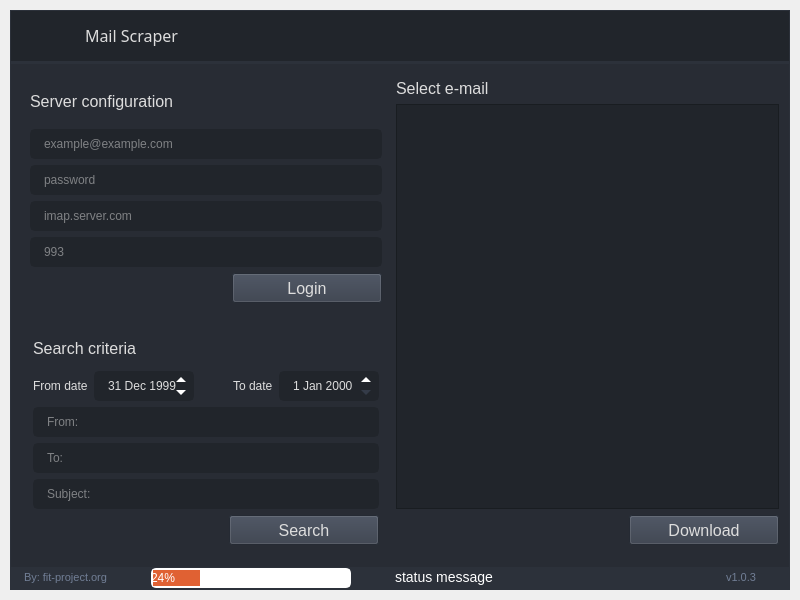
fit-project/fit, file ui/mail/mail.ui: the form before one commit.
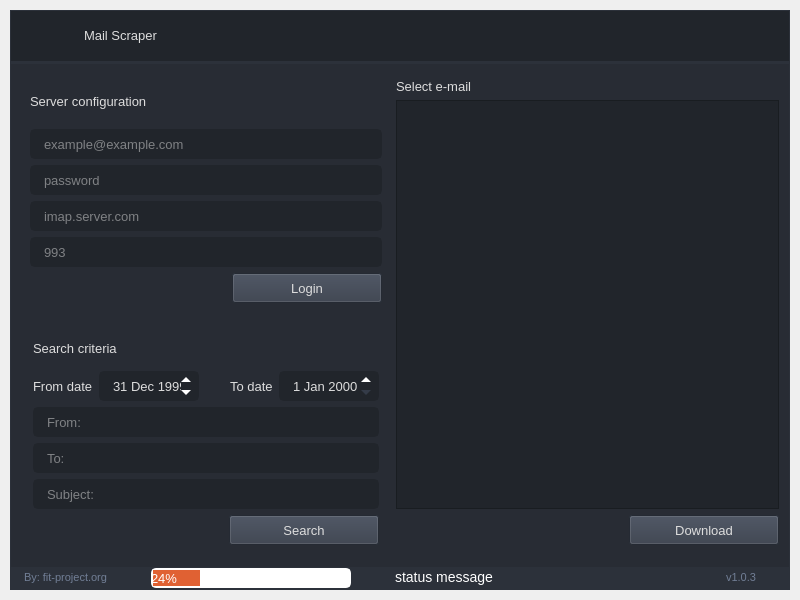
The form after the commit. Icons and pictures are not drawn.

```diff
--- a/ui/mail/mail.ui
+++ b/ui/mail/mail.ui
@@ -21,32 +21,15 @@
    <string>FIT Mail Scaper</string>
   </property>
   <widget class="QWidget" name="styleSheet">
-   <property name="font">
-    <font>
-     <family>Segoe UI</family>
-     <pointsize>12</pointsize>
-     <weight>50</weight>
-     <italic>false</italic>
-     <bold>false</bold>
-    </font>
-   </property>
    <property name="styleSheet">
     <string notr="true">
 
-/* /////////////////////////////////////////////////////////////////////////////////////////////////
-
-SET APP STYLESHEET - FULL STYLES HERE
-DARK THEME - DRACULA COLOR BASED
-
-///////////////////////////////////////////////////////////////////////////////////////////////// */
-
 QWidget{
 	color: rgb(221, 221, 221);
-	font: 12pt &quot;Segoe UI&quot;;
+	font: 13px;
 }
 
-/* /////////////////////////////////////////////////////////////////////////////////////////////////
-Tooltip */
+/* Tooltip */
 QToolTip {
 	color: #e06133;
 	background-color: rgba(33, 37, 43, 180);
@@ -61,74 +44,34 @@
 	margin: 0px;
 }
 
-/* /////////////////////////////////////////////////////////////////////////////////////////////////
-Bg App */
-#bgApp {	
+/* Bg App*/
+#bg_app {	
 	background-color: rgb(40, 44, 52);
 	border: 1px solid rgb(44, 49, 58);
 }
 
+/* Title Menu */
+#title_right_info { font: 13px; }
+#title_right_info { padding-left: 10px; }
 
-#titleLeftApp { font: 63 12pt &quot;Segoe UI Semibold&quot;; }
-#titleLeftDescription { font: 8pt &quot;Segoe UI&quot;; color: rgb(189, 147, 249); }
-#titleRightInfo { font: 63 12pt &quot;Segoe UI Semibold&quot;; padding-left: 10px; }
-
-/* Btn Close */
-#extraCloseColumnBtn { background-color: rgba(255, 255, 255, 0); border: none;  border-radius: 5px; }
-#extraCloseColumnBtn:hover { background-color: rgb(196, 161, 249); border-style: solid; border-radius: 4px; }
-#extraCloseColumnBtn:pressed { background-color: rgb(180, 141, 238); border-style: solid; border-radius: 4px; }
-
-/* /////////////////////////////////////////////////////////////////////////////////////////////////
-Content App */
-#contentTopBg{	
+/* Content App */
+#content_top_bg{	
 	background-color: rgb(33, 37, 43);
 }
-#contentBottom{
+#content_bottom{
 	border-top: 3px solid rgb(44, 49, 58);
 }
 
 /* Top Buttons */
-#rightButtons .QPushButton { background-color: rgba(255, 255, 255, 0); border: none;  border-radius: 5px; }
-#rightButtons .QPushButton:hover { background-color: rgb(44, 49, 57); border-style: solid; border-radius: 4px; }
-#rightButtons .QPushButton:pressed { background-color: rgb(23, 26, 30); border-style: solid; border-radius: 4px; }
+#right_buttons_container .QPushButton { background-color: rgba(255, 255, 255, 0); border: none;  border-radius: 5px; }
+#right_buttons_container .QPushButton:hover { background-color: rgb(44, 49, 57); border-style: solid; border-radius: 4px; }
+#right_buttons_container .QPushButton:pressed { background-color: rgb(23, 26, 30); border-style: solid; border-radius: 4px; }
 
-#loginButton .QPushButton {background-color: rgb(52, 59, 72); }
-#loginButton .QPushButton:hover { background-color: rgb(44, 49, 57);}
-#loginButton .QPushButton:pressed { background-color: rgb(44, 49, 57);}
-#loginButton .QPushButton:disabled {background-color: rgb(52, 59, 72); color: rgba(255, 255, 255, 10%) }
-
-#logoCaseButton{background-color: rgb(52, 59, 72); }
-#logoCaseButton:hover { background-color: rgb(44, 49, 57);}
-#logoCaseButton:pressed { background-color: rgb(44, 49, 57);}
-#logoCaseButton:disabled {background-color: rgb(52, 59, 72); color: rgba(255, 255, 255, 10%) }
-
-
-/* Theme Settings */
-#extraRightBox { background-color: rgb(44, 49, 58); }
-#themeSettingsTopDetail { background-color: rgb(189, 147, 249); }
 
 /* Bottom Bar */
-#bottomBar { background-color: rgb(44, 49, 58); }
-#bottomBar QLabel { font-size: 11px; color: rgb(113, 126, 149); padding-left: 10px; padding-right: 10px; padding-bottom: 2px; }
+#bottom_bar { background-color: rgb(44, 49, 58); }
+#bottom_bar QLabel { font-size: 11px; color: rgb(113, 126, 149); padding-left: 10px; padding-right: 10px; padding-bottom: 2px; }
 
-/* CONTENT SETTINGS */
-/* MENUS */
-#contentSettings .QPushButton {	
-	background-position: left center;
-    background-repeat: no-repeat;
-	border: none;
-	border-left: 22px solid transparent;
-	background-color:transparent;
-	text-align: left;
-	padding-left: 44px;
-}
-#contentSettings .QPushButton:hover {
-	background-color: rgb(40, 44, 52);
-}
-#contentSettings .QPushButton:pressed {	
-	background-color: rgb(189, 147, 249);
-	color: rgb(255, 255, 255);
-}
 
 #content .QLabel:disabled {color: rgba(255, 255, 255, 10%) }
 #content .QDateEdit:disabled {color: rgba(255, 255, 255, 10%) }
@@ -228,8 +171,7 @@
     border-top-color: rgb(52, 59, 72);
 }
 
-/* /////////////////////////////////////////////////////////////////////////////////////////////////
-LineEdit */
+/* LineEdit */
 QLineEdit {
 	background-color: rgb(33, 37, 43);
 	border-radius: 5px;
@@ -245,18 +187,15 @@
 	border: 2px solid rgb(91, 101, 124);
 }
 
-/* /////////////////////////////////////////////////////////////////////////////////////////////////
-QDateEdit */
-QDateEdit
-{
+/* QDateEdit */
+QDateEdit {
 	background-color: rgb(33, 37, 43);
 	border-radius: 5px;
 	border: 2px solid rgb(33, 37, 43);
 	padding-left: 10px;
 }
 
-/* /////////////////////////////////////////////////////////////////////////////////////////////////
-ScrollBars */
+/* ScrollBars */
 QScrollBar:horizontal {
     border: none;
     background: rgb(52, 59, 72);
@@ -287,12 +226,10 @@
     subcontrol-position: left;
     subcontrol-origin: margin;
 }
-QScrollBar::up-arrow:horizontal, QScrollBar::down-arrow:horizontal
-{
+QScrollBar::up-arrow:horizontal, QScrollBar::down-arrow:horizontal{
      background: none;
 }
-QScrollBar::add-page:horizontal, QScrollBar::sub-page:horizontal
-{
+QScrollBar::add-page:horizontal, QScrollBar::sub-page:horizontal{
      background: none;
 }
  QScrollBar:vertical {
@@ -333,8 +270,7 @@
      background: none;
  }
 
-/* /////////////////////////////////////////////////////////////////////////////////////////////////
-CheckBox */
+
 QTreeView::indicator {
     border: 3px solid rgb(52, 59, 72);
 	width: 15px;
@@ -356,8 +292,7 @@
     padding-bottom: 2px;
 }
 
-/* /////////////////////////////////////////////////////////////////////////////////////////////////
-RadioButton */
+/* RadioButton */
 QRadioButton::indicator {
     border: 3px solid rgb(52, 59, 72);
 	width: 15px;
@@ -373,8 +308,7 @@
 	border: 3px solid rgb(52, 59, 72);	
 }
 
-/* /////////////////////////////////////////////////////////////////////////////////////////////////
-ComboBox */
+/* ComboBox */
 QComboBox{
 	background-color: rgb(33, 37, 43);
 	border-radius: 5px;
@@ -411,89 +345,7 @@
      padding:10px;
 	selection-background-color: rgb(33, 37, 43);
 }
-
-/* /////////////////////////////////////////////////////////////////////////////////////////////////
-Sliders */
-QSlider::groove:horizontal {
-    border-radius: 5px;
-    height: 10px;
-	margin: 0px;
-	background-color: rgb(52, 59, 72);
-}
-QSlider::groove:horizontal:hover {
-	background-color: rgb(55, 62, 76);
-}
-QSlider::handle:horizontal {
-    background-color: rgb(189, 147, 249);
-    border: none;
-    height: 10px;
-    width: 10px;
-    margin: 0px;
-	border-radius: 5px;
-}
-QSlider::handle:horizontal:hover {
-    background-color: rgb(195, 155, 255);
-}
-QSlider::handle:horizontal:pressed {
-    background-color: rgb(255, 121, 198);
-}
-
-QSlider::groove:vertical {
-    border-radius: 5px;
-    width: 10px;
-    margin: 0px;
-	background-color: rgb(52, 59, 72);
-}
-QSlider::groove:vertical:hover {
-	background-color: rgb(55, 62, 76);
-}
-QSlider::handle:vertical {
-    background-color: rgb(189, 147, 249);
-	border: none;
-    height: 10px;
-    width: 10px;
-    margin: 0px;
-	border-radius: 5px;
-}
-QSlider::handle:vertical:hover {
-    background-color: rgb(195, 155, 255);
-}
-QSlider::handle:vertical:pressed {
-    background-color: rgb(255, 121, 198);
-}
-
-/* /////////////////////////////////////////////////////////////////////////////////////////////////
-CommandLinkButton */
-QCommandLinkButton {	
-	color: rgb(255, 121, 198);
-	border-radius: 5px;
-	padding: 5px;
-	color: rgb(255, 170, 255);
-}
-QCommandLinkButton:hover {	
-	color: rgb(255, 170, 255);
-	background-color: rgb(44, 49, 60);
-}
-QCommandLinkButton:pressed {	
-	color: rgb(189, 147, 249);
-	background-color: rgb(52, 58, 71);
-}
-
-/* /////////////////////////////////////////////////////////////////////////////////////////////////
-Button */
-#pagesContainer QPushButton {
-	border: 2px solid rgb(52, 59, 72);
-	border-radius: 5px;	
-	background-color: rgb(52, 59, 72);
-}
-#pagesContainer QPushButton:hover {
-	background-color: rgb(57, 65, 80);
-	border: 2px solid rgb(61, 70, 86);
-}
-#pagesContainer QPushButton:pressed {	
-	background-color: rgb(35, 40, 49);
-	border: 2px solid rgb(43, 50, 61);
-}</string>
+</string>
    </property>
    <layout class="QVBoxLayout" name="appMargins">
     <property name="spacing">
@@ -512,7 +364,7 @@
      <number>10</number>
     </property>
     <item>
-     <widget class="QFrame" name="bgApp">
+     <widget class="QFrame" name="bg_app">
       <property name="styleSheet">
        <string notr="true"/>
       </property>
@@ -539,7 +391,7 @@
         <number>0</number>
        </property>
        <item>
-        <widget class="QFrame" name="contentBox">
+        <widget class="QFrame" name="content_box">
          <property name="frameShape">
           <enum>QFrame::NoFrame</enum>
          </property>
@@ -563,7 +415,7 @@
            <number>0</number>
           </property>
           <item>
-           <widget class="QFrame" name="contentTopBg">
+           <widget class="QFrame" name="content_top_bg">
             <property name="minimumSize">
              <size>
               <width>0</width>
@@ -599,7 +451,7 @@
               <number>0</number>
              </property>
              <item>
-              <widget class="QFrame" name="topBarLeftBox">
+              <widget class="QFrame" name="left_box">
                <property name="sizePolicy">
                 <sizepolicy hsizetype="Expanding" vsizetype="Preferred">
                  <horstretch>0</horstretch>
@@ -629,7 +481,7 @@
                  <number>0</number>
                 </property>
                 <item>
-                 <widget class="QFrame" name="logoContainer">
+                 <widget class="QFrame" name="logo_container">
                   <property name="minimumSize">
                    <size>
                     <width>60</width>
@@ -656,7 +508,7 @@
                     <number>0</number>
                    </property>
                    <item>
-                    <widget class="QLabel" name="topLogo">
+                    <widget class="QLabel" name="top_logo">
                      <property name="minimumSize">
                       <size>
                        <width>42</width>
@@ -681,7 +533,7 @@
                  </widget>
                 </item>
                 <item>
-                 <widget class="QLabel" name="titleRightInfo">
+                 <widget class="QLabel" name="title_right_info">
                   <property name="sizePolicy">
                    <sizepolicy hsizetype="Preferred" vsizetype="Expanding">
                     <horstretch>0</horstretch>
@@ -694,15 +546,6 @@
                     <height>45</height>
                    </size>
                   </property>
-                  <property name="font">
-                   <font>
-                    <family>Segoe UI Semibold</family>
-                    <pointsize>12</pointsize>
-                    <weight>7</weight>
-                    <italic>false</italic>
-                    <bold>false</bold>
-                   </font>
-                  </property>
                   <property name="text">
                    <string>Mail Scraper</string>
                   </property>
@@ -715,7 +558,7 @@
               </widget>
              </item>
              <item alignment="Qt::AlignRight">
-              <widget class="QFrame" name="rightButtons">
+              <widget class="QFrame" name="right_buttons_container">
                <property name="minimumSize">
                 <size>
                  <width>0</width>
@@ -748,7 +591,7 @@
                  <number>0</number>
                 </property>
                 <item>
-                 <widget class="QPushButton" name="caseButton">
+                 <widget class="QPushButton" name="case_button">
                   <property name="minimumSize">
                    <size>
                     <width>28</width>
@@ -777,7 +620,7 @@
                  </widget>
                 </item>
                 <item>
-                 <widget class="QPushButton" name="settingsTopButton">
+                 <widget class="QPushButton" name="configuration_button">
                   <property name="minimumSize">
                    <size>
                     <width>28</width>
@@ -812,7 +655,7 @@
                  </widget>
                 </item>
                 <item>
-                 <widget class="QPushButton" name="minimizeButton">
+                 <widget class="QPushButton" name="minimize_button">
                   <property name="minimumSize">
                    <size>
                     <width>28</width>
@@ -847,7 +690,7 @@
                  </widget>
                 </item>
                 <item>
-                 <widget class="QPushButton" name="closeButton">
+                 <widget class="QPushButton" name="close_button">
                   <property name="minimumSize">
                    <size>
                     <width>28</width>
@@ -888,7 +731,7 @@
            </widget>
           </item>
           <item>
-           <widget class="QFrame" name="contentBottom">
+           <widget class="QFrame" name="content_bottom">
             <property name="frameShape">
              <enum>QFrame::NoFrame</enum>
             </property>
@@ -936,7 +779,7 @@
                  <number>10</number>
                 </property>
                 <item>
-                 <widget class="QFrame" name="leftContent">
+                 <widget class="QFrame" name="left_content">
                   <property name="maximumSize">
                    <size>
                     <width>370</width>
@@ -970,15 +813,6 @@
                       </property>
                       <item>
                        <widget class="QLabel" name="sever_configuration_title">
-                        <property name="font">
-                         <font>
-                          <family>Segoe UI</family>
-                          <pointsize>12</pointsize>
-                          <weight>50</weight>
-                          <italic>false</italic>
-                          <bold>false</bold>
-                         </font>
-                        </property>
                         <property name="styleSheet">
                          <string notr="true"/>
                         </property>
@@ -1049,7 +883,7 @@
                        </widget>
                       </item>
                       <item>
-                       <layout class="QHBoxLayout" name="loginButtonLayout">
+                       <layout class="QHBoxLayout" name="login_button_layout">
                         <property name="bottomMargin">
                          <number>10</number>
                         </property>
@@ -1083,15 +917,6 @@
                             <height>16777215</height>
                            </size>
                           </property>
-                          <property name="font">
-                           <font>
-                            <family>Segoe UI</family>
-                            <pointsize>12</pointsize>
-                            <weight>50</weight>
-                            <italic>false</italic>
-                            <bold>false</bold>
-                           </font>
-                          </property>
                           <property name="cursor">
                            <cursorShape>PointingHandCursor</cursorShape>
                           </property>
@@ -1155,15 +980,6 @@
                         <property name="enabled">
                          <bool>true</bool>
                         </property>
-                        <property name="font">
-                         <font>
-                          <family>Segoe UI</family>
-                          <pointsize>12</pointsize>
-                          <weight>50</weight>
-                          <italic>false</italic>
-                          <bold>false</bold>
-                         </font>
-                        </property>
                         <property name="styleSheet">
                          <string notr="true"/>
                         </property>
@@ -1173,7 +989,7 @@
                        </widget>
                       </item>
                       <item>
-                       <layout class="QHBoxLayout" name="searchDateLayout">
+                       <layout class="QHBoxLayout" name="search_date_layout">
                         <item>
                          <widget class="QLabel" name="label_from_date">
                           <property name="enabled">
@@ -1375,7 +1191,7 @@
                           </property>
                           <property name="dateTime">
                            <datetime>
-                            <hour>18</hour>
+                            <hour>17</hour>
                             <minute>0</minute>
                             <second>0</second>
                             <year>1999</year>
@@ -1389,7 +1205,7 @@
                          </widget>
                         </item>
                         <item>
-                         <spacer name="dateSpacer">
+                         <spacer name="date_spacer">
                           <property name="orientation">
                            <enum>Qt::Horizontal</enum>
                           </property>
@@ -1496,9 +1312,9 @@
                        </widget>
                       </item>
                       <item>
-                       <layout class="QHBoxLayout" name="searchButtonLayout">
+                       <layout class="QHBoxLayout" name="search_button_layout">
                         <item>
-                         <spacer name="searchButtonSpacer">
+                         <spacer name="search_button_spacer">
                           <property name="orientation">
                            <enum>Qt::Horizontal</enum>
                           </property>
@@ -1527,15 +1343,6 @@
                             <height>16777215</height>
                            </size>
                           </property>
-                          <property name="font">
-                           <font>
-                            <family>Segoe UI</family>
-                            <pointsize>12</pointsize>
-                            <weight>50</weight>
-                            <italic>false</italic>
-                            <bold>false</bold>
-                           </font>
-                          </property>
                           <property name="cursor">
                            <cursorShape>PointingHandCursor</cursorShape>
                           </property>
@@ -1562,7 +1369,7 @@
                  </widget>
                 </item>
                 <item>
-                 <widget class="QFrame" name="rightContent">
+                 <widget class="QFrame" name="right_content">
                   <property name="minimumSize">
                    <size>
                     <width>300</width>
@@ -1616,15 +1423,6 @@
                         <property name="enabled">
                          <bool>true</bool>
                         </property>
-                        <property name="font">
-                         <font>
-                          <family>Segoe UI</family>
-                          <pointsize>12</pointsize>
-                          <weight>50</weight>
-                          <italic>false</italic>
-                          <bold>false</bold>
-                         </font>
-                        </property>
                         <property name="styleSheet">
                          <string notr="true"/>
                         </property>
@@ -1661,12 +1459,12 @@
                        </widget>
                       </item>
                       <item>
-                       <layout class="QHBoxLayout" name="downloadButtonLayout">
+                       <layout class="QHBoxLayout" name="download_button_layout">
                         <property name="bottomMargin">
                          <number>0</number>
                         </property>
                         <item>
-                         <spacer name="downloadButtonSpacer">
+                         <spacer name="download_button_spacer">
                           <property name="orientation">
                            <enum>Qt::Horizontal</enum>
                           </property>
@@ -1698,15 +1496,6 @@
                             <height>16777215</height>
                            </size>
                           </property>
-                          <property name="font">
-                           <font>
-                            <family>Segoe UI</family>
-                            <pointsize>12</pointsize>
-                            <weight>50</weight>
-                            <italic>false</italic>
-                            <bold>false</bold>
-                           </font>
-                          </property>
                           <property name="cursor">
                            <cursorShape>PointingHandCursor</cursorShape>
                           </property>
@@ -1736,7 +1525,7 @@
               </widget>
              </item>
              <item>
-              <widget class="QFrame" name="bottomBar">
+              <widget class="QFrame" name="bottom_bar">
                <property name="minimumSize">
                 <size>
                  <width>0</width>
@@ -1772,7 +1561,7 @@
                  <number>0</number>
                 </property>
                 <item>
-                 <widget class="QLabel" name="creditsLabel">
+                 <widget class="QLabel" name="credits_label">
                   <property name="maximumSize">
                    <size>
                     <width>120</width>
@@ -1788,7 +1577,7 @@
                  </widget>
                 </item>
                 <item>
-                 <spacer name="bottomBarLeftSpacer">
+                 <spacer name="bottom_bar_left_spacer">
                   <property name="orientation">
                    <enum>Qt::Horizontal</enum>
                   </property>
@@ -1837,7 +1626,7 @@
                  </widget>
                 </item>
                 <item>
-                 <spacer name="bottomBarCentralSpacer">
+                 <spacer name="bottom_bar_central_spacer">
                   <property name="orientation">
                    <enum>Qt::Horizontal</enum>
                   </property>
@@ -1870,7 +1659,7 @@
                  </widget>
                 </item>
                 <item>
-                 <spacer name="bottomBarRightSpacer">
+                 <spacer name="bottom_bar_right_spacer">
                   <property name="orientation">
                    <enum>Qt::Horizontal</enum>
                   </property>
```
